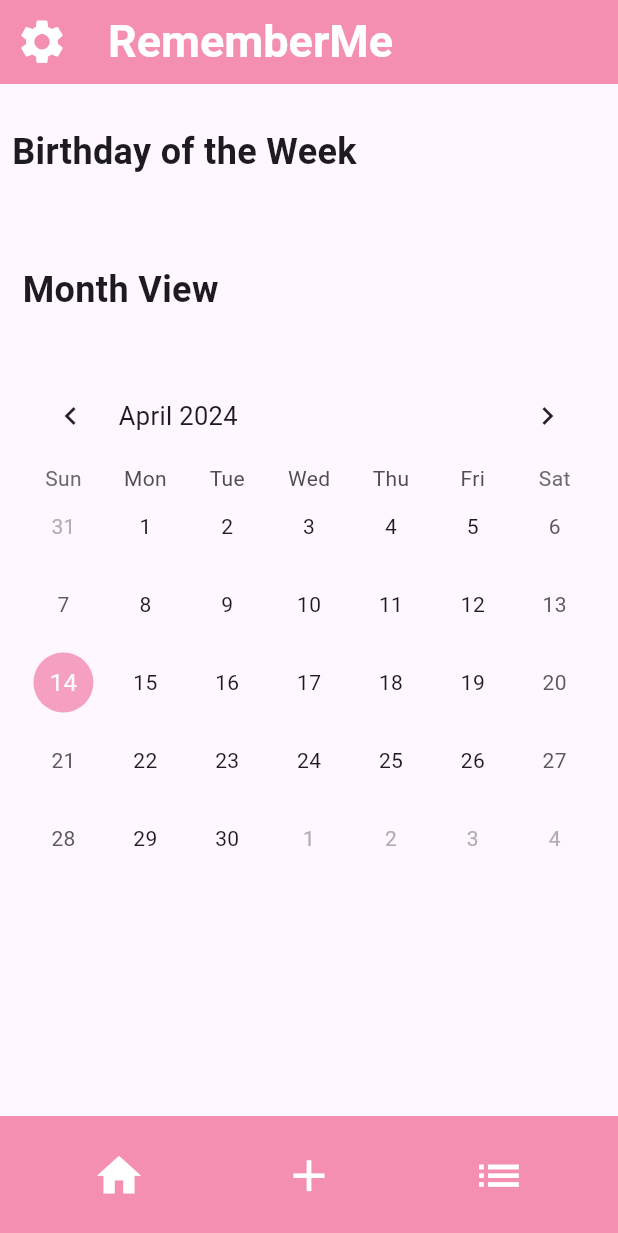
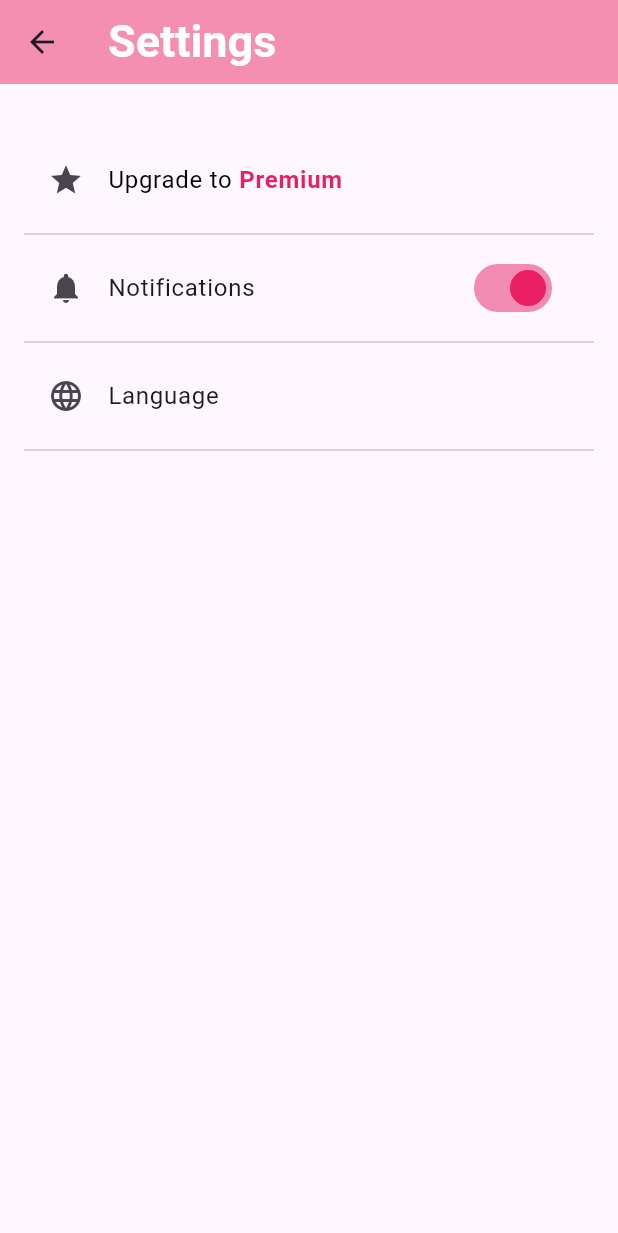
Before and after one commit to Frivox1/rememberme, a Flutter app: the screen it shows after launch, item 2 of the bottom bar chosen, after a tap on the "home" icon, after a tap on the "settings" icon, on a phone screen of 412 x 824 dp. Shown: the top 1233 px of the screen. Run offline on Flutter 3.47's test engine with Material 3 defaults, Android fonts, the phone set to English and light mode, and no system bars; drawn by our look-alikes of table_calendar; our stand-ins replace flutter_local_notifications, hive, timezone; missing offline and left inert: workmanager; accounts and stored records are empty.

Commit message:
fix d'un hive.close + création ui settings

```diff
--- a/lib/main.dart
+++ b/lib/main.dart
@@ -11,46 +11,35 @@ import 'package:timezone/timezone.dart' as tz;
 import 'package:workmanager/workmanager.dart';
 
 void main() async {
-  // Initialisation de Hive
   WidgetsFlutterBinding.ensureInitialized();
   final appDocumentDirectory =
       await path_provider.getApplicationDocumentsDirectory();
   Hive.init(appDocumentDirectory.path);
   Hive.registerAdapter(BirthdayAdapter());
-
-  // Ouvrir la boîte Hive
   await Hive.openBox<Birthday>('birthdays');
-
-  // Initialisation de la bibliothèque timezone
   tzdata.initializeTimeZones();
 
-  // Initialisation du plugin de notifications
   final FlutterLocalNotificationsPlugin flutterLocalNotificationsPlugin =
       FlutterLocalNotificationsPlugin();
   const AndroidInitializationSettings initializationSettingsAndroid =
       AndroidInitializationSettings('app_icon');
   final IOSInitializationSettings initializationSettingsIOS =
       IOSInitializationSettings(
-          requestSoundPermission: true,
-          onDidReceiveLocalNotification:
-              (int id, String? title, String? body, String? payload) async {});
+    requestSoundPermission: true,
+    onDidReceiveLocalNotification:
+        (int id, String? title, String? body, String? payload) async {},
+  );
   final InitializationSettings initializationSettings = InitializationSettings(
       android: initializationSettingsAndroid, iOS: initializationSettingsIOS);
   await flutterLocalNotificationsPlugin.initialize(initializationSettings);
 
-  // Demander l'autorisation des notifications au démarrage de l'application
   await flutterLocalNotificationsPlugin
       .resolvePlatformSpecificImplementation<
           IOSFlutterLocalNotificationsPlugin>()
       ?.requestPermissions(alert: true, badge: true, sound: true);
 
-  // Ajouter un rappel pour fermer les boîtes Hive lorsque l'application se ferme
-  WidgetsBinding.instance.addPostFrameCallback((_) => closeHiveBoxes());
-
-  // Initialiser WorkManager
+  WidgetsBinding.instance.addObserver(MyAppLifecycleObserver());
   Workmanager().initialize(callbackDispatcher);
-
-  // Enregistrer la tâche pour exécution quotidienne à 7h30 du matin
   Workmanager().registerPeriodicTask(
     'birthdayNotificationTask',
     'birthdayNotificationTask',
@@ -61,73 +50,63 @@ void main() async {
   runApp(const MyApp());
 }
 
-// Fonction pour fermer toutes les boîtes Hive ouvertes
-Future<void> closeHiveBoxes() async {
-  await Hive.close();
+class MyAppLifecycleObserver extends WidgetsBindingObserver {
+  @override
+  void didChangeAppLifecycleState(AppLifecycleState state) {
+    if (state == AppLifecycleState.inactive ||
+        state == AppLifecycleState.detached) {
+      closeHiveBoxes();
+    }
+  }
+
+  Future<void> closeHiveBoxes() async {
+    await Hive.close();
+  }
 }
 
-// Fonction de rappel pour WorkManager
 void callbackDispatcher() {
   Workmanager().executeTask((task, inputData) {
-    // Vérifier les anniversaires et envoyer des notifications
     _checkForBirthdays();
-
     return Future.value(true);
   });
 }
 
-// Fonction pour vérifier les anniversaires et envoyer des notifications
 Future<void> _checkForBirthdays() async {
-  // Récupérer la liste des anniversaires dans la boîte Hive
   final Box<Birthday> box = await Hive.openBox<Birthday>('birthdays');
   final List<Birthday> birthdays = box.values.toList();
-
-  // Récupérer la date d'aujourd'hui
   final now = DateTime.now();
   final today = DateTime(now.year, now.month, now.day);
-
-  // Filtrer les anniversaires pour ceux qui ont lieu aujourd'hui
   final List<Birthday> todaysBirthdays = birthdays
       .where((birthday) =>
           birthday.birthday.day == today.day &&
           birthday.birthday.month == today.month)
       .toList();
-
-  // Envoyer des notifications pour les anniversaires d'aujourd'hui
   await _sendNotifications(todaysBirthdays);
 }
 
-// Fonction pour envoyer des notifications pour les anniversaires
 Future<void> _sendNotifications(List<Birthday> birthdays) async {
   final FlutterLocalNotificationsPlugin flutterLocalNotificationsPlugin =
       FlutterLocalNotificationsPlugin();
 
   for (final birthday in birthdays) {
-    // Configuration de la notification pour Android
     const AndroidNotificationDetails androidPlatformChannelSpecifics =
         AndroidNotificationDetails('your channel id', 'your channel name',
             importance: Importance.max, priority: Priority.high);
-
-    // Configuration de la notification pour iOS
     const IOSNotificationDetails iosPlatformChannelSpecifics =
         IOSNotificationDetails(
       presentAlert: true,
       presentBadge: true,
       presentSound: true,
     );
-
-    // Configuration générale de la notification
     const NotificationDetails platformChannelSpecifics = NotificationDetails(
         android: androidPlatformChannelSpecifics,
         iOS: iosPlatformChannelSpecifics);
-
-    // Planification de la notification pour 7h30 du matin
     await flutterLocalNotificationsPlugin.zonedSchedule(
-      birthday.hashCode, // Id de la notification
+      birthday.hashCode,
       'Birthday Reminder',
-      'It\'s ${birthday.name}\'s birthday today! 🎉', // Corps de la notification
-      _nextInstanceOfSevenThirty(), // Date et heure de déclenchement
-      platformChannelSpecifics, // Configuration de la notification
+      'It\'s ${birthday.name}\'s birthday today! 🎉',
+      _nextInstanceOfSevenThirty(),
+      platformChannelSpecifics,
       androidAllowWhileIdle: true,
       uiLocalNotificationDateInterpretation:
           UILocalNotificationDateInterpretation.absoluteTime,
@@ -135,7 +114,6 @@ Future<void> _sendNotifications(List<Birthday> birthdays) async {
   }
 }
 
-// Fonction pour obtenir la prochaine occurrence de 7h30 du matin
 tz.TZDateTime _nextInstanceOfSevenThirty() {
   final tz.TZDateTime now = tz.TZDateTime.now(tz.local);
   tz.TZDateTime scheduledDate =
@@ -149,7 +127,7 @@ tz.TZDateTime _nextInstanceOfSevenThirty() {
 }
 
 class MyApp extends StatelessWidget {
-  const MyApp({super.key});
+  const MyApp({Key? key}) : super(key: key);
 
   @override
   Widget build(BuildContext context) {
--- a/lib/screens/home_screen.dart
+++ b/lib/screens/home_screen.dart
@@ -1,6 +1,7 @@
 import 'package:flutter/material.dart';
 import 'package:hive/hive.dart';
 import 'package:rememberme/models/birthday_model.dart';
+import 'package:rememberme/screens/settings.dart';
 import 'package:rememberme/widgets/navbar.dart';
 import 'package:rememberme/widgets/calendar.dart';
 
@@ -23,7 +24,9 @@ class HomeScreen extends StatelessWidget {
         leading: IconButton(
           icon: const Icon(Icons.settings, color: Colors.white, size: 35),
           onPressed: () {
-            // Ajoutez ici la logique pour ouvrir l'écran des réglages
+            Navigator.push(context, MaterialPageRoute(builder: (context) {
+              return SettingsScreen();
+            }));
           },
         ),
       ),
--- /dev/null
+++ b/lib/screens/settings.dart
@@ -0,0 +1,92 @@
+import 'package:flutter/material.dart';
+import 'language_screen.dart'; // Importez votre fichier LanguageScreen.dart
+
+class SettingsScreen extends StatefulWidget {
+  @override
+  _SettingsScreenState createState() => _SettingsScreenState();
+}
+
+class _SettingsScreenState extends State<SettingsScreen> {
+  bool _notificationsEnabled = true;
+
+  @override
+  Widget build(BuildContext context) {
+    return Scaffold(
+      appBar: AppBar(
+        backgroundColor: Colors.pink[200],
+        title: const Text(
+          'Settings',
+          style: TextStyle(
+            fontSize: 30,
+            color: Colors.white,
+            fontWeight: FontWeight.bold,
+          ),
+        ),
+      ),
+      body: ListView(
+        padding: EdgeInsets.all(16.0),
+        children: <Widget>[
+          SizedBox(height: 20.0),
+          ListTile(
+            leading: Icon(Icons.star),
+            title: Row(
+              children: [
+                Text(
+                  'Upgrade to ',
+                  style: TextStyle(
+                    color: Colors.black,
+                  ),
+                ),
+                Text(
+                  'Premium',
+                  style: TextStyle(
+                    color: Colors.pink,
+                    fontWeight: FontWeight.bold,
+                  ),
+                ),
+              ],
+            ),
+            onTap: () {
+              setState(() {
+                // Votre logique pour activer/désactiver le Premium
+              });
+            },
+          ),
+          Divider(), // Ajouter un diviseur
+          ListTile(
+            leading: Icon(Icons.notifications),
+            title: Text('Notifications'),
+            trailing: Switch(
+              value: _notificationsEnabled,
+              onChanged: (value) {
+                setState(() {
+                  _notificationsEnabled = value;
+                });
+              },
+              activeColor: Colors.pink, // Définir la couleur du bouton
+            ),
+          ),
+          Divider(), // Ajouter un diviseur
+          ListTile(
+            leading: Icon(Icons.language),
+            title: Text('Language'),
+            onTap: () {
+              // Naviguer vers la nouvelle page LanguageScreen
+              Navigator.push(
+                context,
+                MaterialPageRoute(builder: (context) => LanguageScreen()),
+              );
+            },
+          ),
+          Divider(), // Ajouter un diviseur
+        ],
+      ),
+    );
+  }
+}
+
+void main() {
+  runApp(MaterialApp(
+    home: SettingsScreen(),
+  ));
+}
```
Also changed, not shown: lib/screens/language_screen.dart (added, +78 -0 lines).
